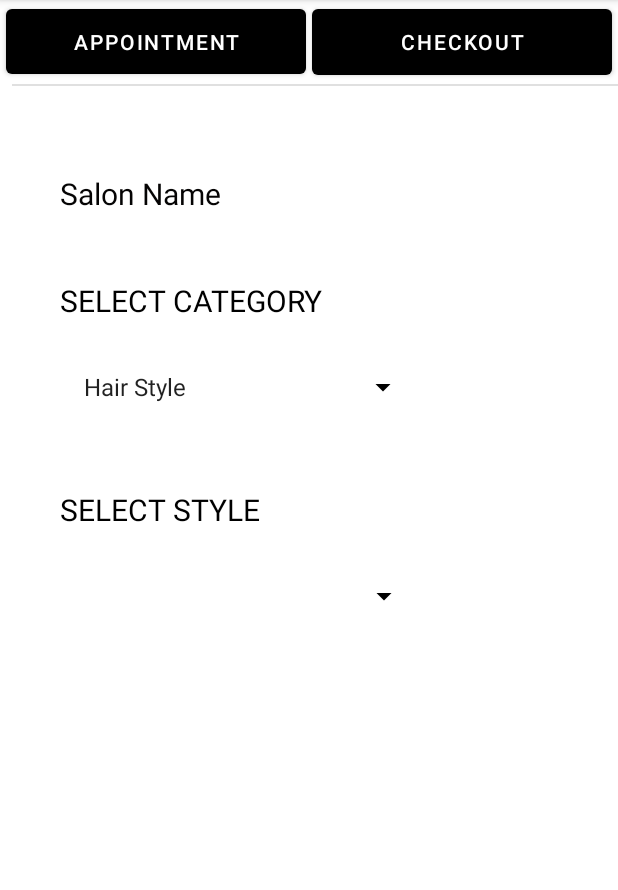
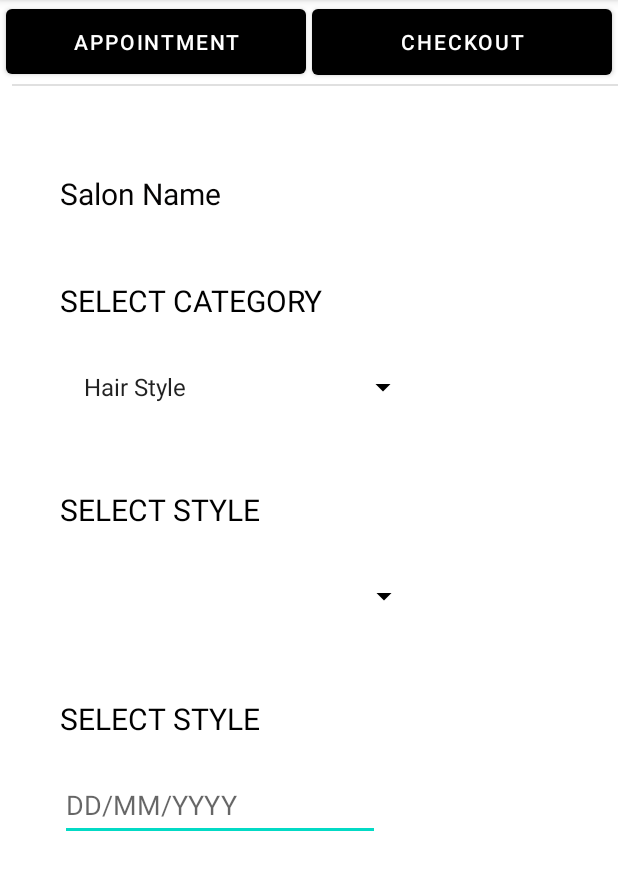
Before and after one commit to senaraperera/Salon_Appointment_System, an Android app: the customer_checkout1 screen opened directly, with no data from a screen before it, on a phone screen of 412 x 824 dp, the part 84-974 px from its top. Run offline under Robolectric (Android 15) with nearby library versions, the light colour scheme and no system bars.

Commit message:
added changes to the customer_checkout1

```diff
--- a/app/src/main/java/com/example/salonappointmentsystem/customer_checkout1.java
+++ b/app/src/main/java/com/example/salonappointmentsystem/customer_checkout1.java
@@ -13,13 +13,14 @@ public class customer_checkout1 extends AppCompatActivity {
         super.onCreate(savedInstanceState);
         setContentView(R.layout.activity_customer_checkout1);
 
-        Spinner mySpinner1 = (Spinner) findViewById(R.id.category_Spinner);
+        Spinner mySpinner1 = findViewById(R.id.category_Spinner);
 
         //get data
-        ArrayAdapter<String> categoryAdapter = new ArrayAdapter<String>(customer_checkout1.this,
+        ArrayAdapter<String> categoryAdapter = new ArrayAdapter<>(customer_checkout1.this,
                 android.R.layout.simple_list_item_1, getResources().getStringArray(R.array.categories));
         categoryAdapter.setDropDownViewResource(android.R.layout.simple_spinner_dropdown_item);
         //allow adapter to show the data inside spinner
         mySpinner1.setAdapter(categoryAdapter);
+
     }
 }
--- a/app/src/main/res/layout/activity_customer_checkout1.xml
+++ b/app/src/main/res/layout/activity_customer_checkout1.xml
@@ -85,6 +85,18 @@
         app:layout_constraintStart_toStartOf="parent"
         app:layout_constraintTop_toBottomOf="@+id/category_Spinner" />
 
+    <TextView
+        android:id="@+id/catergory_Select3"
+        android:layout_width="wrap_content"
+        android:layout_height="wrap_content"
+        android:layout_marginStart="40dp"
+        android:layout_marginTop="44dp"
+        android:text="@string/select_Style"
+        android:textColor="#000000"
+        android:textSize="20sp"
+        app:layout_constraintStart_toStartOf="parent"
+        app:layout_constraintTop_toBottomOf="@+id/select_Style" />
+
     <Spinner
         android:id="@+id/select_Style"
         android:layout_width="240dp"
@@ -96,4 +108,20 @@
         app:layout_constraintTop_toBottomOf="@+id/catergory_Select2"
         tools:ignore="SpeakableTextPresentCheck" />
 
+    <EditText
+        android:id="@+id/select_Date"
+        android:layout_width="wrap_content"
+        android:layout_height="wrap_content"
+        android:layout_marginStart="40dp"
+        android:layout_marginTop="20dp"
+        android:autofillHints=""
+        android:ems="10"
+        android:hint="@string/select_Date"
+
+        android:inputType="date"
+        android:minHeight="48dp"
+        app:layout_constraintStart_toStartOf="parent"
+        app:layout_constraintTop_toBottomOf="@+id/catergory_Select3"
+        tools:ignore="TextContrastCheck" />
+
 </androidx.constraintlayout.widget.ConstraintLayout>
--- a/app/src/main/res/values/strings.xml
+++ b/app/src/main/res/values/strings.xml
@@ -39,4 +39,6 @@
 
     <string name="hello_first_fragment">Hello first fragment</string>
     <string name="hello_second_fragment">Hello second fragment. Arg: %1$s</string>
+    <string name="select_Date">DD/MM/YYYY</string>
+    <string name="go_To_Checkout">GO TO CHECKOUT</string>
 </resources>
```
